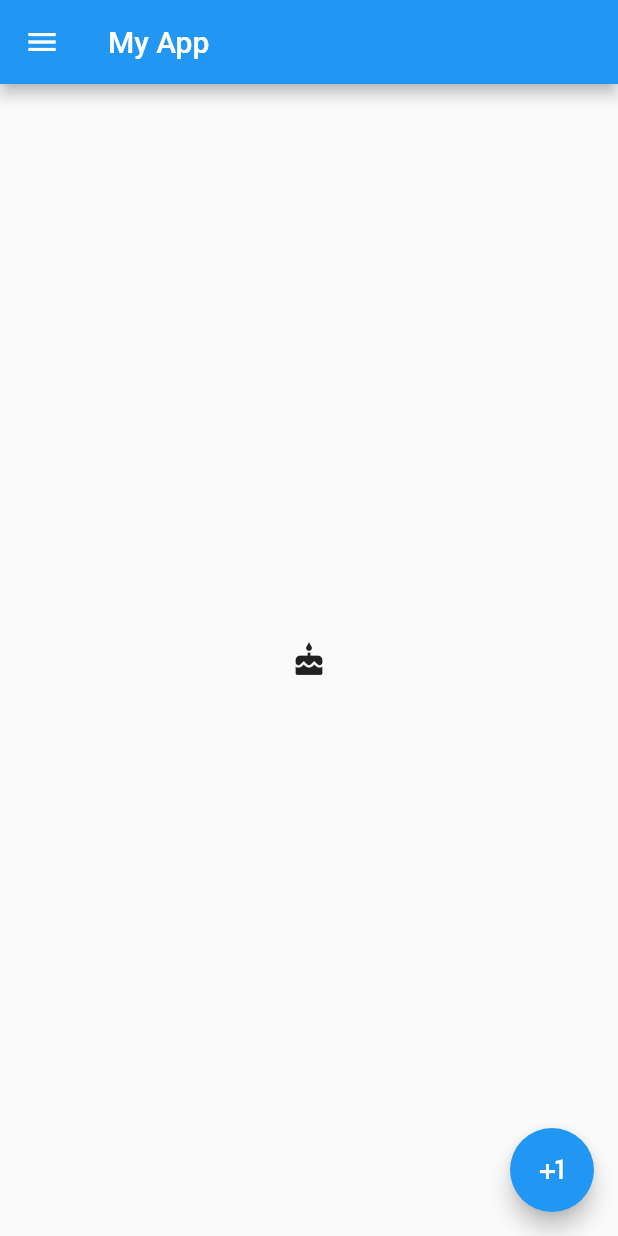
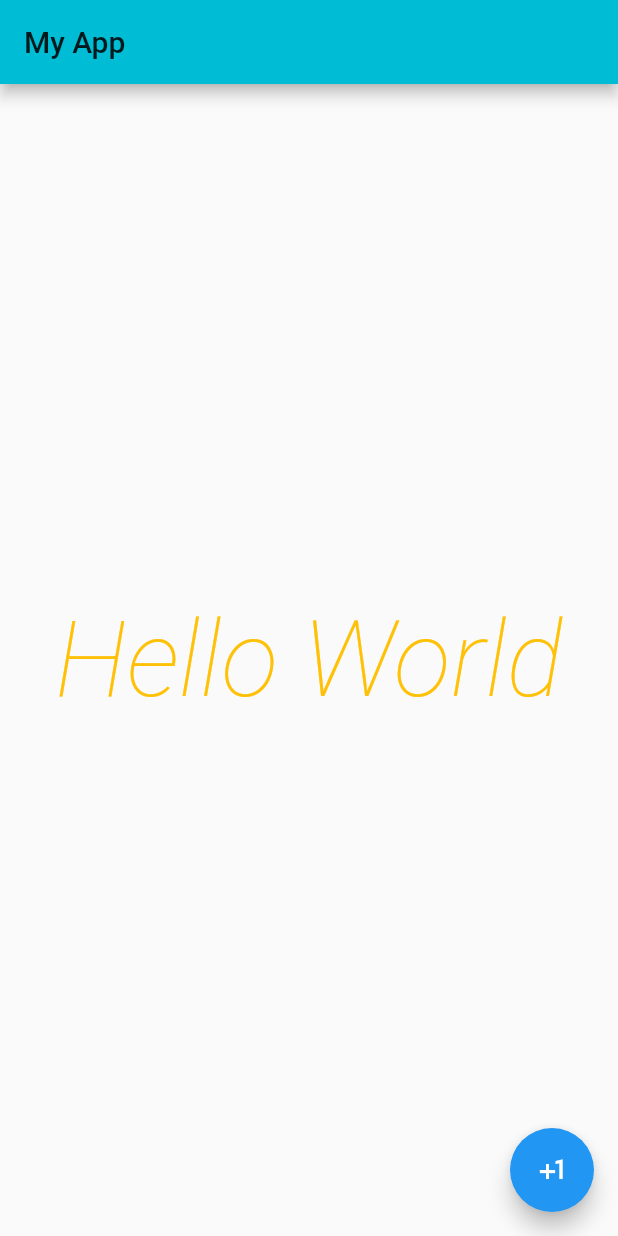
Before and after one commit to Alecadabra/Quizapp, a Flutter app: the screen it shows after launch, on a phone screen of 412 x 824 dp. Run offline on Flutter 3.47's test engine with Material 2 defaults, Android fonts, the phone set to English and light mode, and no system bars.

Commit message:
Using themes

```diff
--- a/lib/main.dart
+++ b/lib/main.dart
@@ -1,29 +1,47 @@
 import 'package:flutter/material.dart';
-import 'package:flutter/cupertino.dart';
-import 'dart:io' show Platform;
 
-void main() {
-  runApp(MyApp());
-}
+void main() => runApp(MyApp());
 
 class MyApp extends StatelessWidget {
   // This widget is the root of your application.
   @override
   Widget build(BuildContext context) {
     return MaterialApp(
-      home: Scaffold(
+      home: HomeScreen(),
+      theme: ThemeData(
+        primaryColor: Colors.cyan,
+        textTheme: TextTheme(
+          bodyText2: TextStyle(color: Colors.deepPurple, fontSize: 30),
+          headline1: TextStyle(
+            color: Colors.amber,
+            fontSize: 70,
+            fontStyle: FontStyle.italic,
+          ),
+        ),
+      ),
+    );
+  }
+}
+
+class HomeScreen extends StatelessWidget {
+  const HomeScreen({Key? key}) : super(key: key);
+
+  @override
+  Widget build(BuildContext context) {
+    return Scaffold(
       appBar: AppBar(
         title: Text('My App'),
       ),
       body: Center(
-          child: Icon(Icons.cake),
+        child: Text(
+          'Hello World',
+          style: Theme.of(context).textTheme.headline1,
+        ),
       ),
       floatingActionButton: FloatingActionButton(
         onPressed: () {},
         child: Icon(Icons.plus_one),
       ),
-        drawer: Drawer(),
-      ),
     );
   }
 }
```
Lines whose indentation alone changed are shown as unchanged.
